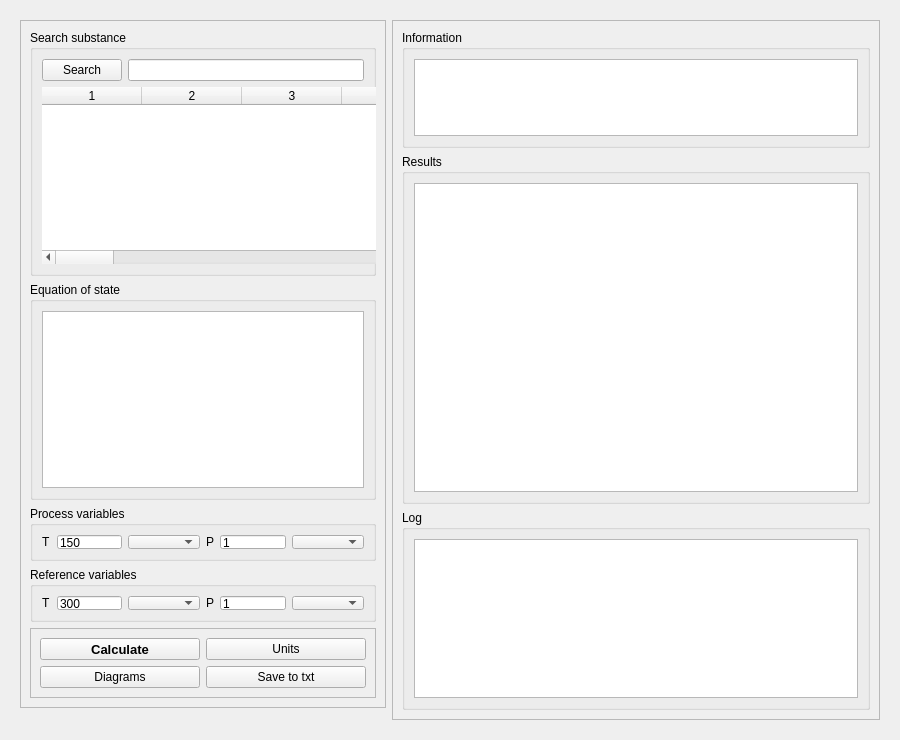
marcusbfs/Sindri, file designer/pure_substance_calculations_ui.ui: the form before one commit.
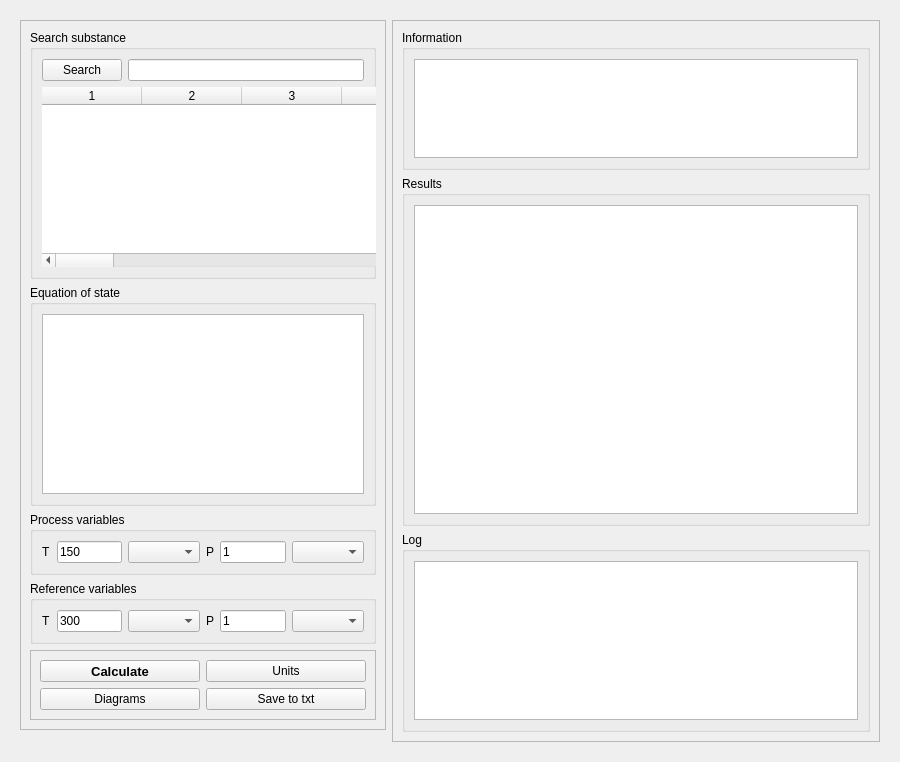
The form after the commit.

What changed in the file:
```diff
--- a/designer/pure_substance_calculations_ui.ui
+++ b/designer/pure_substance_calculations_ui.ui
@@ -10,7 +10,7 @@
     <x>0</x>
     <y>0</y>
     <width>900</width>
-    <height>740</height>
+    <height>762</height>
    </rect>
   </property>
   <property name="sizePolicy">
@@ -55,7 +55,7 @@
         <x>0</x>
         <y>0</y>
         <width>882</width>
-        <height>722</height>
+        <height>744</height>
        </rect>
       </property>
       <layout class="QGridLayout" name="gridLayout_10">
@@ -85,13 +85,13 @@
             <property name="minimumSize">
              <size>
               <width>0</width>
-              <height>115</height>
+              <height>140</height>
              </size>
             </property>
             <property name="maximumSize">
              <size>
               <width>16777215</width>
-              <height>250</height>
+              <height>275</height>
              </size>
             </property>
             <property name="title">
@@ -192,7 +192,7 @@
             <property name="maximumSize">
              <size>
               <width>16777215</width>
-              <height>250</height>
+              <height>225</height>
              </size>
             </property>
             <property name="title">
@@ -388,6 +388,12 @@
           </item>
           <item row="2" column="0">
            <widget class="QGroupBox" name="groupBox_processVariables">
+            <property name="sizePolicy">
+             <sizepolicy hsizetype="Preferred" vsizetype="Minimum">
+              <horstretch>0</horstretch>
+              <verstretch>0</verstretch>
+             </sizepolicy>
+            </property>
             <property name="minimumSize">
              <size>
               <width>0</width>
@@ -397,7 +403,7 @@
             <property name="maximumSize">
              <size>
               <width>16777215</width>
-              <height>55</height>
+              <height>1000</height>
              </size>
             </property>
             <property name="title">
@@ -414,7 +420,7 @@
              <item row="0" column="1">
               <widget class="QLineEdit" name="le_procT">
                <property name="sizePolicy">
-                <sizepolicy hsizetype="Expanding" vsizetype="Expanding">
+                <sizepolicy hsizetype="Expanding" vsizetype="Minimum">
                  <horstretch>0</horstretch>
                  <verstretch>0</verstretch>
                 </sizepolicy>
@@ -428,7 +434,14 @@
               </widget>
              </item>
              <item row="0" column="2">
-              <widget class="QComboBox" name="comboBox_procTunit"/>
+              <widget class="QComboBox" name="comboBox_procTunit">
+               <property name="sizePolicy">
+                <sizepolicy hsizetype="Preferred" vsizetype="Minimum">
+                 <horstretch>0</horstretch>
+                 <verstretch>0</verstretch>
+                </sizepolicy>
+               </property>
+              </widget>
              </item>
              <item row="0" column="3">
               <widget class="QLabel" name="label_2">
@@ -440,7 +453,7 @@
              <item row="0" column="4">
               <widget class="QLineEdit" name="le_procP">
                <property name="sizePolicy">
-                <sizepolicy hsizetype="Expanding" vsizetype="Expanding">
+                <sizepolicy hsizetype="Expanding" vsizetype="Minimum">
                  <horstretch>0</horstretch>
                  <verstretch>0</verstretch>
                 </sizepolicy>
@@ -451,13 +464,26 @@
               </widget>
              </item>
              <item row="0" column="5">
-              <widget class="QComboBox" name="comboBox_procPunit"/>
+              <widget class="QComboBox" name="comboBox_procPunit">
+               <property name="sizePolicy">
+                <sizepolicy hsizetype="Preferred" vsizetype="Minimum">
+                 <horstretch>0</horstretch>
+                 <verstretch>0</verstretch>
+                </sizepolicy>
+               </property>
+              </widget>
              </item>
             </layout>
            </widget>
           </item>
           <item row="3" column="0">
            <widget class="QGroupBox" name="groupBox_refVariables">
+            <property name="sizePolicy">
+             <sizepolicy hsizetype="Preferred" vsizetype="Minimum">
+              <horstretch>0</horstretch>
+              <verstretch>0</verstretch>
+             </sizepolicy>
+            </property>
             <property name="minimumSize">
              <size>
               <width>0</width>
@@ -467,7 +493,7 @@
             <property name="maximumSize">
              <size>
               <width>16777215</width>
-              <height>55</height>
+              <height>1000</height>
              </size>
             </property>
             <property name="title">
@@ -484,7 +510,7 @@
              <item row="0" column="1">
               <widget class="QLineEdit" name="le_refT">
                <property name="sizePolicy">
-                <sizepolicy hsizetype="Expanding" vsizetype="Expanding">
+                <sizepolicy hsizetype="Expanding" vsizetype="Minimum">
                  <horstretch>0</horstretch>
                  <verstretch>0</verstretch>
                 </sizepolicy>
@@ -498,7 +524,14 @@
               </widget>
              </item>
              <item row="0" column="2">
-              <widget class="QComboBox" name="comboBox_refTunit"/>
+              <widget class="QComboBox" name="comboBox_refTunit">
+               <property name="sizePolicy">
+                <sizepolicy hsizetype="Preferred" vsizetype="Minimum">
+                 <horstretch>0</horstretch>
+                 <verstretch>0</verstretch>
+                </sizepolicy>
+               </property>
+              </widget>
              </item>
              <item row="0" column="3">
               <widget class="QLabel" name="label_4">
@@ -510,7 +543,7 @@
              <item row="0" column="4">
               <widget class="QLineEdit" name="le_refP">
                <property name="sizePolicy">
-                <sizepolicy hsizetype="Expanding" vsizetype="Expanding">
+                <sizepolicy hsizetype="Expanding" vsizetype="Minimum">
                  <horstretch>0</horstretch>
                  <verstretch>0</verstretch>
                 </sizepolicy>
@@ -521,7 +554,14 @@
               </widget>
              </item>
              <item row="0" column="5">
-              <widget class="QComboBox" name="comboBox_refPunit"/>
+              <widget class="QComboBox" name="comboBox_refPunit">
+               <property name="sizePolicy">
+                <sizepolicy hsizetype="Preferred" vsizetype="Minimum">
+                 <horstretch>0</horstretch>
+                 <verstretch>0</verstretch>
+                </sizepolicy>
+               </property>
+              </widget>
              </item>
             </layout>
            </widget>
```
